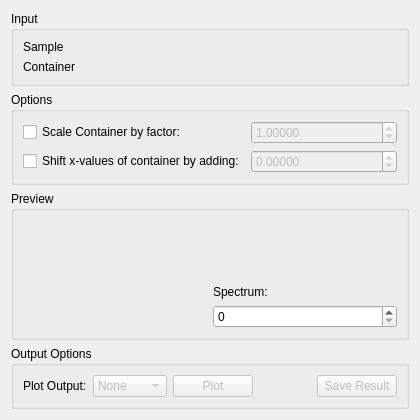
The window that MantidQt/CustomInterfaces/inc/MantidQtCustomInterfaces/Indirect/ContainerSubtraction.ui (mantidproject/mantid) describes before a commit, drawn with Qt 5.
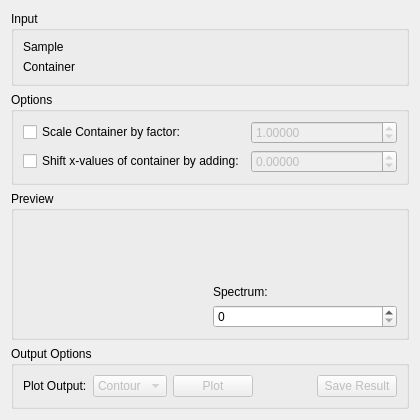
The same window after the commit. Custom widgets are drawn as their Qt base class.

Commit message:
ContainerSubtraction remove none from plot menu
Refs #17021

Patch:
```diff
--- a/MantidQt/CustomInterfaces/inc/MantidQtCustomInterfaces/Indirect/ContainerSubtraction.ui
+++ b/MantidQt/CustomInterfaces/inc/MantidQtCustomInterfaces/Indirect/ContainerSubtraction.ui
@@ -260,11 +260,6 @@
         <property name="enabled">
          <bool>false</bool>
         </property>
-        <item>
-         <property name="text">
-          <string>None</string>
-         </property>
-        </item>
         <item>
          <property name="text">
           <string>Contour</string>
```
